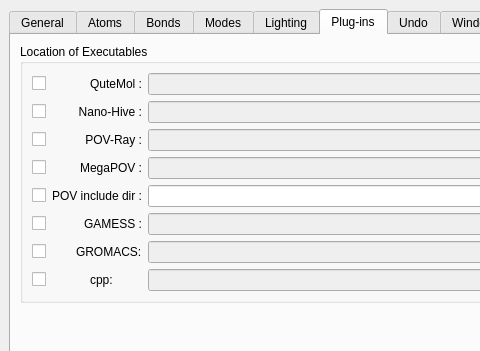
Qt form cad/src/UserPrefsDialog.ui (kanzure/nanoengineer) before a commit; both pictures show x 0 to 480 and y 0 to 351 of the 628 by 678 pixel window.
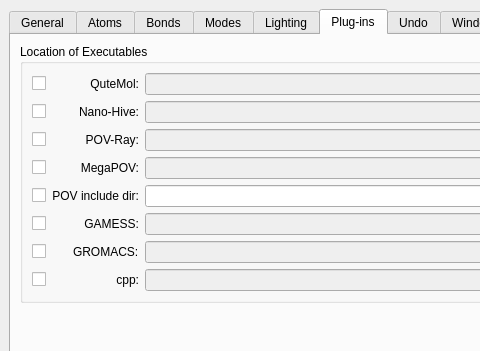
The same form after that commit. Icons and pictures are not drawn.

Commit message: Hooked up GROMACS and cpp user prefs.

What changed in the file:
```diff
--- a/cad/src/UserPrefsDialog.ui
+++ b/cad/src/UserPrefsDialog.ui
@@ -3508,7 +3508,7 @@
                  <string>Enable Nano-Hive.</string>
                 </property>
                 <property name="text" >
-                 <string>QuteMol :</string>
+                 <string>QuteMol:</string>
                 </property>
                 <property name="alignment" >
                  <set>Qt::AlignRight|Qt::AlignTrailing|Qt::AlignVCenter</set>
@@ -3561,7 +3561,7 @@
                  <string>Enable Nano-Hive.</string>
                 </property>
                 <property name="text" >
-                 <string>Nano-Hive :</string>
+                 <string>Nano-Hive:</string>
                 </property>
                 <property name="alignment" >
                  <set>Qt::AlignRight|Qt::AlignTrailing|Qt::AlignVCenter</set>
@@ -3608,7 +3608,7 @@
                  <string>Enable POV-Ray</string>
                 </property>
                 <property name="text" >
-                 <string>POV-Ray :</string>
+                 <string>POV-Ray:</string>
                 </property>
                 <property name="alignment" >
                  <set>Qt::AlignRight|Qt::AlignTrailing|Qt::AlignVCenter</set>
@@ -3655,7 +3655,7 @@
                  <string>Enable MegaPOV</string>
                 </property>
                 <property name="text" >
-                 <string>MegaPOV :</string>
+                 <string>MegaPOV:</string>
                 </property>
                 <property name="alignment" >
                  <set>Qt::AlignRight|Qt::AlignTrailing|Qt::AlignVCenter</set>
@@ -3691,7 +3691,7 @@
                  <bool>true</bool>
                 </property>
                 <property name="text" >
-                 <string>POV include dir :</string>
+                 <string>POV include dir:</string>
                 </property>
                 <property name="alignment" >
                  <set>Qt::AlignRight|Qt::AlignTrailing|Qt::AlignVCenter</set>
@@ -3738,7 +3738,7 @@
                  <string>Enable GAMESS.</string>
                 </property>
                 <property name="text" >
-                 <string>GAMESS :</string>
+                 <string>GAMESS:</string>
                 </property>
                 <property name="alignment" >
                  <set>Qt::AlignRight|Qt::AlignTrailing|Qt::AlignVCenter</set>
@@ -3791,6 +3791,9 @@
                 <property name="text" >
                  <string>cpp:</string>
                 </property>
+                <property name="alignment" >
+                 <set>Qt::AlignRight|Qt::AlignTrailing|Qt::AlignVCenter</set>
+                </property>
                </widget>
               </item>
              </layout>
```
Left out of the diff: 2 changed lines with no effect on the pictures. The commit also changes 3 other files.
